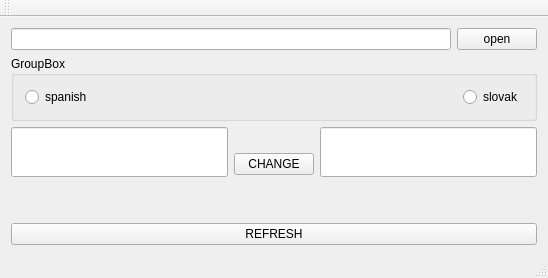
The window that mainwindow.ui (henrich14/SP_SJ_slovnik) describes before a commit, drawn with Qt 5.
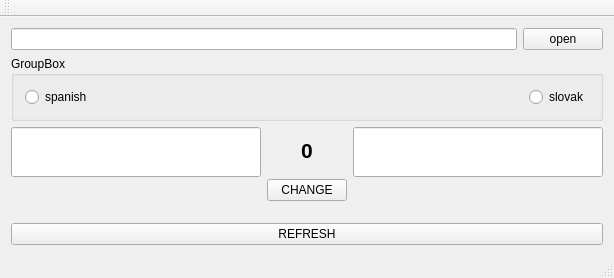
The same window after the commit.

Commit message: added correct answers

What changed in the file:
```diff
--- a/mainwindow.ui
+++ b/mainwindow.ui
@@ -6,7 +6,7 @@
    <rect>
     <x>0</x>
     <y>0</y>
-    <width>548</width>
+    <width>613</width>
     <height>278</height>
    </rect>
   </property>
@@ -14,7 +14,7 @@
    <string>MainWindow</string>
   </property>
   <widget class="QWidget" name="centralWidget">
-   <layout class="QVBoxLayout" name="verticalLayout_3">
+   <layout class="QVBoxLayout" name="verticalLayout_4">
     <item>
      <layout class="QHBoxLayout" name="horizontalLayout_3">
       <item>
@@ -73,7 +73,7 @@
          <widget class="QLineEdit" name="spanish_lineEdit">
           <property name="minimumSize">
            <size>
-            <width>200</width>
+            <width>250</width>
             <height>50</height>
            </size>
           </property>
@@ -107,19 +107,40 @@
        </layout>
       </item>
       <item>
+       <layout class="QVBoxLayout" name="verticalLayout_3">
+        <item>
+         <widget class="QLabel" name="correctLabel">
+          <property name="font">
+           <font>
+            <pointsize>16</pointsize>
+            <weight>75</weight>
+            <bold>true</bold>
+           </font>
+          </property>
+          <property name="text">
+           <string>0</string>
+          </property>
+          <property name="alignment">
+           <set>Qt::AlignCenter</set>
+          </property>
+         </widget>
+        </item>
+        <item>
        <widget class="QPushButton" name="changeButton">
         <property name="text">
          <string>CHANGE</string>
         </property>
        </widget>
       </item>
+       </layout>
+      </item>
       <item>
        <layout class="QVBoxLayout" name="verticalLayout_2">
         <item>
          <widget class="QLineEdit" name="slovak_lineEdit">
           <property name="minimumSize">
            <size>
-            <width>200</width>
+            <width>250</width>
             <height>50</height>
            </size>
           </property>
@@ -162,7 +183,7 @@
       <property name="sizeHint" stdset="0">
        <size>
         <width>20</width>
-        <height>1</height>
+        <height>3</height>
        </size>
       </property>
      </spacer>
```
Left out of the diff: 2 changed lines with no effect on the pictures. Lines whose indentation alone changed are shown as unchanged. The commit also changes 27 other files.
